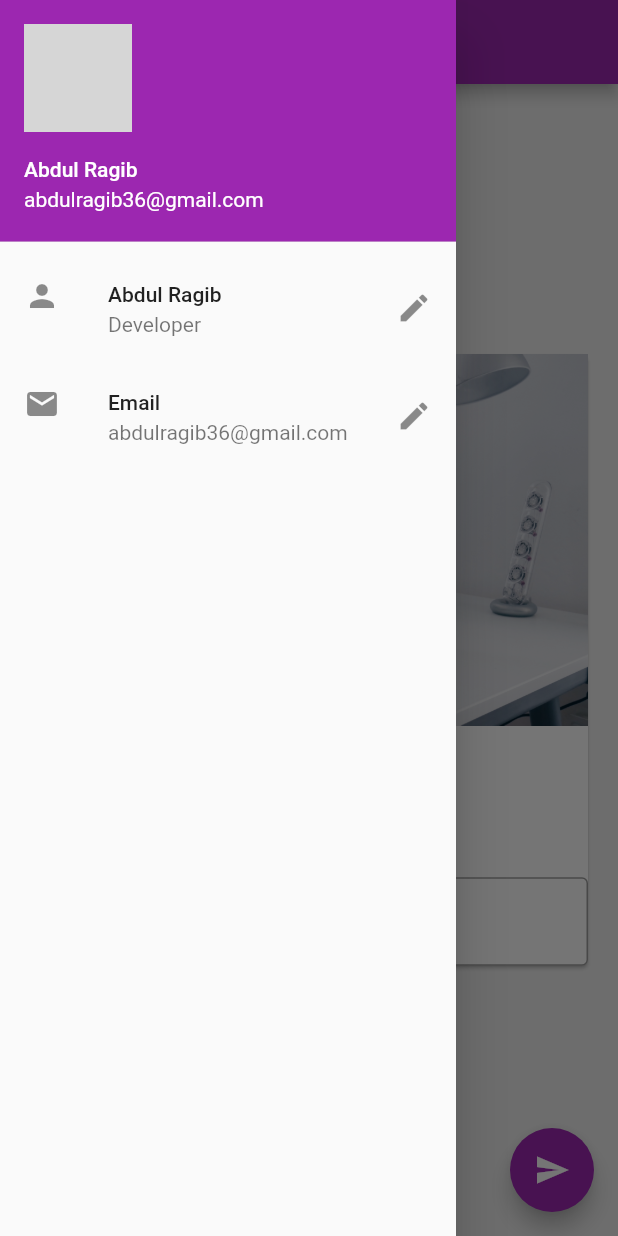
After one commit to abdulragib/Awesome_App, a Flutter app: the screen it shows after launch, with the side drawer open, on a phone screen of 412 x 824 dp. The commit adds this screen. Run offline on Flutter 3.47's test engine with Material 2 defaults, Android fonts, the phone set to English and light mode, and no system bars; network calls fail; grey boxes are pictures that could not be loaded.

Commit message:
Dividing code into parts

```diff
--- /dev/null
+++ b/lib/drawer.dart
@@ -0,0 +1,34 @@
+import 'package:flutter/material.dart';
+
+class MyDrawer extends StatelessWidget {
+  @override
+  Widget build(BuildContext context) {
+    return Drawer(
+      child: ListView(
+        padding: const EdgeInsets.all(0),
+        children: <Widget>[
+          UserAccountsDrawerHeader(
+            accountName: Text("Abdul Ragib"),
+            accountEmail: Text("abdulragib36@gmail.com"),
+            currentAccountPicture: CircleAvatar(
+              backgroundImage: NetworkImage(
+                  "https://instagram.fpat2-2.fna.fbcdn.net/v/t51.2885-19/s320x320/202275436_784096098917607_8868512262180276103_n.jpg?tp=1&_nc_ht=instagram.fpat2-2.fna.fbcdn.net&_nc_ohc=xO86ZQw4b20AX-GZNGF&edm=ABfd0MgBAAAA&ccb=7-4&oh=b42b5467f97eaf0c302d6e9de7d8edf6&oe=60D4CE54&_nc_sid=7bff83"),
+            ),
+          ),
+          ListTile(
+            leading: Icon(Icons.person),
+            title: Text("Abdul Ragib"),
+            subtitle: Text("Developer"),
+            trailing: Icon(Icons.edit),
+          ),
+          ListTile(
+            leading: Icon(Icons.mail),
+            title: Text("Email"),
+            subtitle: Text("abdulragib36@gmail.com"),
+            trailing: Icon(Icons.edit),
+          ),
+        ],
+      ),
+    );
+  }
+}
--- /dev/null
+++ b/lib/name_card_widget.dart
@@ -0,0 +1,45 @@
+import 'package:flutter/material.dart';
+
+class name_card_widget extends StatelessWidget {
+  const name_card_widget({
+    Key? key,
+    required this.myText,
+    required TextEditingController nameController,
+  })  : _nameController = nameController,
+        super(key: key);
+
+  final String myText;
+  final TextEditingController _nameController;
+
+  @override
+  Widget build(BuildContext context) {
+    return Card(
+      child: Column(
+        children: <Widget>[
+          Image.asset(
+            "assets/christopher-gower-m_HRfLhgABo-unsplash.jpg",
+          ),
+          SizedBox(
+            height: 20,
+          ),
+          Text(
+            myText,
+            style: TextStyle(fontSize: 25, fontWeight: FontWeight.bold),
+          ),
+          SizedBox(
+            height: 20,
+          ),
+          Padding(padding: const EdgeInsets.all(16.0)),
+          TextField(
+            controller: _nameController,
+            decoration: InputDecoration(
+              hintText: "Enter some Text",
+              labelText: "Name",
+              border: OutlineInputBorder(),
+            ),
+          ),
+        ],
+      ),
+    );
+  }
+}
--- /dev/null
+++ b/lib/pages/home_page.dart
@@ -0,0 +1,40 @@
+import 'package:flutter/material.dart';
+import '../drawer.dart';
+import '../name_card_widget.dart';
+
+class Homepage extends StatefulWidget {
+  @override
+  _HomepageState createState() => _HomepageState();
+}
+
+class _HomepageState extends State<Homepage> {
+  var myText = "Change my name";
+  TextEditingController _nameController =
+      TextEditingController(); // the value of the field
+  @override
+  Widget build(BuildContext context) {
+    return Scaffold(
+      backgroundColor: Colors.grey[200],
+      appBar: AppBar(
+        title: Text("Awesome App"),
+      ),
+      body: Center(
+        child: Padding(
+          padding: const EdgeInsets.all(16.0),
+          child: SingleChildScrollView(
+            child: name_card_widget(
+                myText: myText, nameController: _nameController),
+          ),
+        ),
+      ),
+      drawer: MyDrawer(),
+      floatingActionButton: FloatingActionButton(
+        onPressed: () {
+          myText = _nameController.text;
+          setState(() {});
+        },
+        child: Icon(Icons.send),
+      ),
+    );
+  }
+}
```
Also changed, not shown: lib/main.dart (+14 -90 lines), 1 other file.
